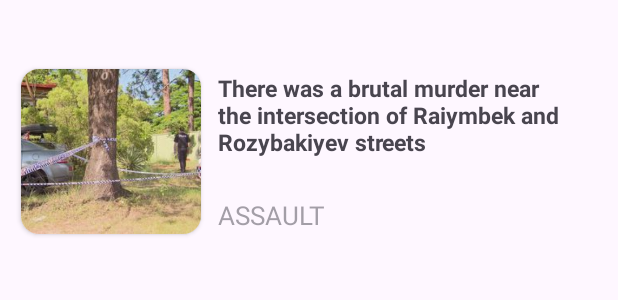
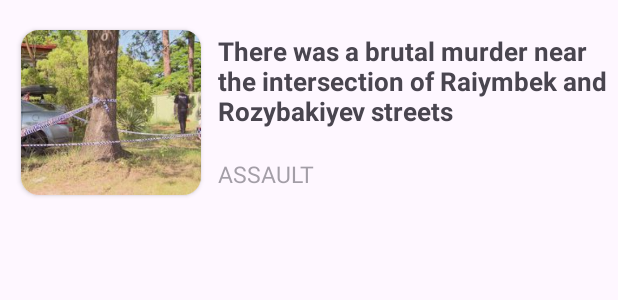
Before and after one commit to alimbeker/CrimeGuardian, an Android app: the layout item_crime_news.xml on its own in the app's theme, with its tools: preview values and no code run, on a phone screen of 412 x 824 dp. Shown: the top 300 px of the screen. Run offline under Robolectric (Android 15) with nearby library versions, the phone set to English and light mode, and no system bars.

Commit message:
changes in item_crime_news.xml

```diff
--- a/app/src/main/res/layout/item_crime_news.xml
+++ b/app/src/main/res/layout/item_crime_news.xml
@@ -3,7 +3,6 @@
     xmlns:app="http://schemas.android.com/apk/res-auto"
     android:layout_width="match_parent"
     android:layout_height="150dp"
-    android:layout_marginTop="26dp"
     app:cardCornerRadius="30dp">
 
     <androidx.cardview.widget.CardView
@@ -30,7 +29,7 @@
         android:layout_marginTop="22dp"
         android:layout_marginEnd="5dp"
         android:text="@string/text_crime_1"
-        android:textSize="15sp"
+        android:textSize="17sp"
         android:textStyle="bold" />
 
     <TextView
@@ -42,7 +41,7 @@
         android:alpha="0.5"
         android:text="@string/assault"
         android:textAllCaps="true"
-        android:textSize="17sp" />
+        android:textSize="15sp" />
 
 
 </FrameLayout>
```
